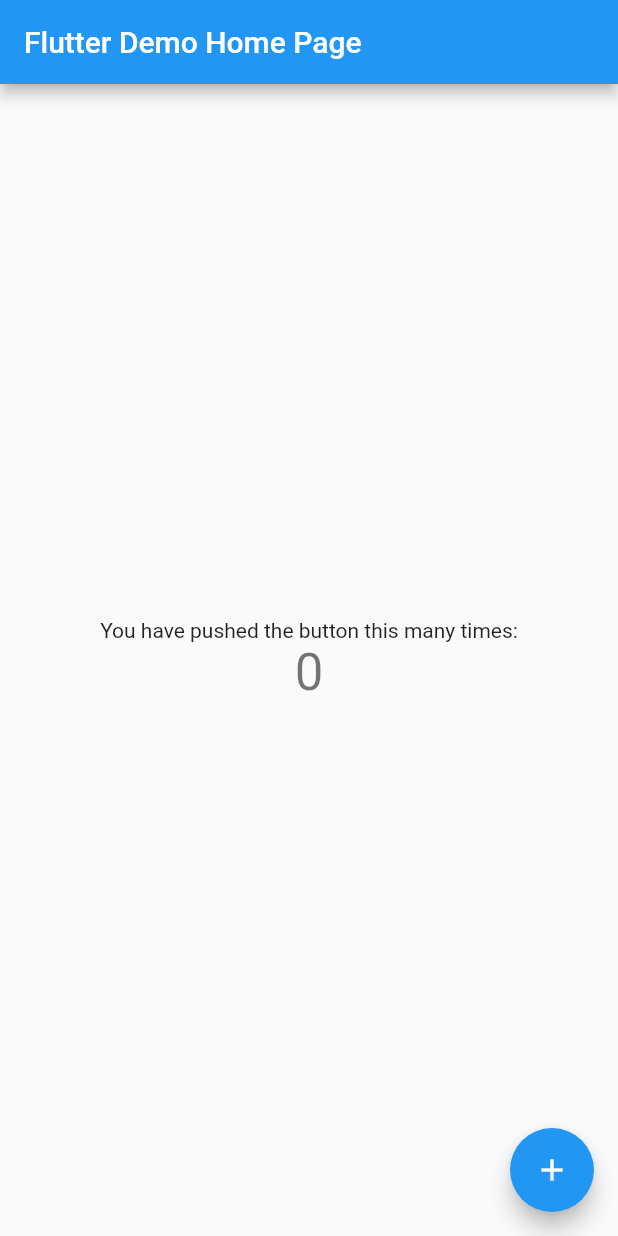
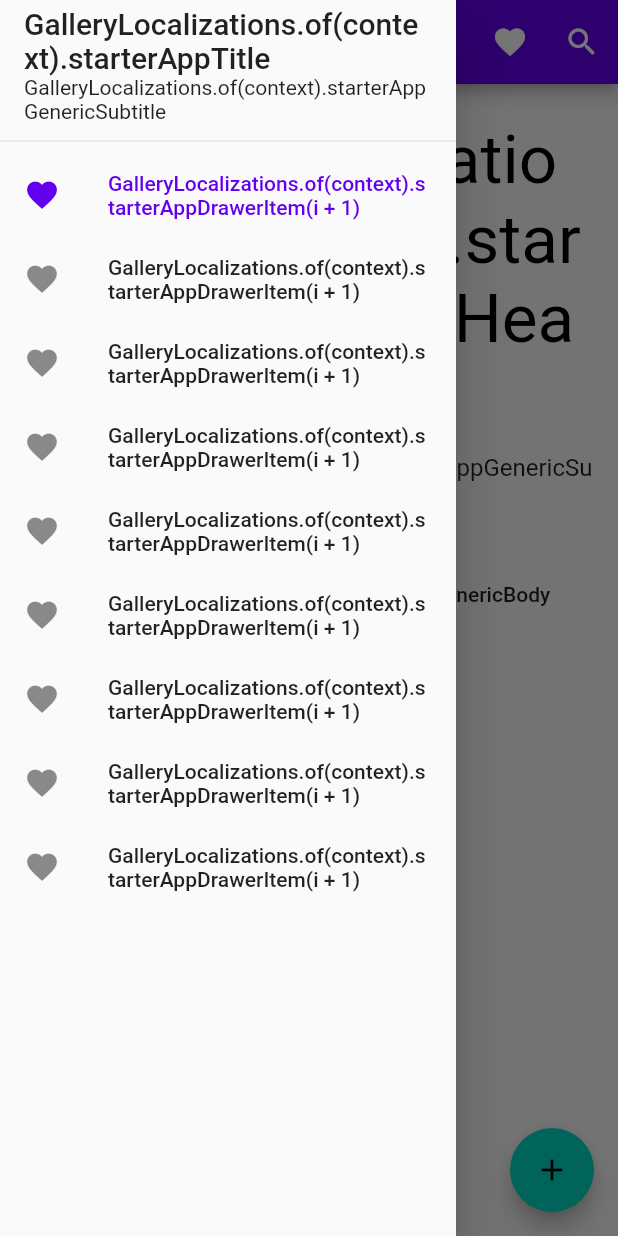
Before and after one commit to sarianpour/materialweb, a Flutter app: the screen it shows after launch, with the side drawer open (before the commit the screen has no drawer), on a phone screen of 412 x 824 dp. Run offline on Flutter 3.47's test engine with Material 2 defaults, Android fonts, the phone set to English and light mode, and no system bars; our stand-ins replace adaptive_breakpoints.

Commit message:
starter web fixed

```diff
--- /dev/null
+++ b/lib/data/gallery_options.dart
@@ -0,0 +1,273 @@
+import 'dart:async';
+
+import 'package:flutter/foundation.dart';
+import 'package:flutter/material.dart';
+import 'package:flutter/scheduler.dart' show timeDilation;
+import 'package:flutter/services.dart' show SystemUiOverlayStyle;
+import 'package:materialweb/constants.dart';
+
+enum CustomTextDirection {
+  localeBased,
+  ltr,
+  rtl,
+}
+
+// See http://en.wikipedia.org/wiki/Right-to-left
+const List<String> rtlLanguages = <String>[
+  'ar', // Arabic
+  'fa', // Farsi
+  'he', // Hebrew
+  'ps', // Pashto
+  'ur', // Urdu
+];
+
+// Fake locale to represent the system Locale option.
+const systemLocaleOption = Locale('system');
+
+Locale _deviceLocale;
+Locale get deviceLocale => _deviceLocale;
+set deviceLocale(Locale locale) {
+  _deviceLocale ??= locale;
+}
+
+class GalleryOptions {
+  const GalleryOptions({
+    this.themeMode,
+    double textScaleFactor,
+    this.customTextDirection,
+    Locale locale,
+    this.timeDilation,
+    this.platform,
+    this.isTestMode,
+  })  : _textScaleFactor = textScaleFactor,
+        _locale = locale;
+
+  final ThemeMode themeMode;
+  final double _textScaleFactor;
+  final CustomTextDirection customTextDirection;
+  final Locale _locale;
+  final double timeDilation;
+  final TargetPlatform platform;
+  final bool isTestMode; // True for integration tests.
+
+  // We use a sentinel value to indicate the system text scale option. By
+  // default, return the actual text scale factor, otherwise return the
+  // sentinel value.
+  double textScaleFactor(BuildContext context, {bool useSentinel = false}) {
+    if (_textScaleFactor == systemTextScaleFactorOption) {
+      return useSentinel
+          ? systemTextScaleFactorOption
+          : MediaQuery.of(context).textScaleFactor;
+    } else {
+      return _textScaleFactor;
+    }
+  }
+
+  Locale get locale => _locale ?? deviceLocale;
+
+  /// Returns a text direction based on the [CustomTextDirection] setting.
+  /// If it is based on locale and the locale cannot be determined, returns
+  /// null.
+  TextDirection resolvedTextDirection() {
+    switch (customTextDirection) {
+      case CustomTextDirection.localeBased:
+        final language = locale?.languageCode?.toLowerCase();
+        if (language == null) return null;
+        return rtlLanguages.contains(language)
+            ? TextDirection.rtl
+            : TextDirection.ltr;
+      case CustomTextDirection.rtl:
+        return TextDirection.rtl;
+      default:
+        return TextDirection.ltr;
+    }
+  }
+
+  /// Returns a [SystemUiOverlayStyle] based on the [ThemeMode] setting.
+  /// In other words, if the theme is dark, returns light; if the theme is
+  /// light, returns dark.
+  SystemUiOverlayStyle resolvedSystemUiOverlayStyle() {
+    Brightness brightness;
+    switch (themeMode) {
+      case ThemeMode.light:
+        brightness = Brightness.light;
+        break;
+      case ThemeMode.dark:
+        brightness = Brightness.dark;
+        break;
+      default:
+        brightness = WidgetsBinding.instance.window.platformBrightness;
+    }
+
+    final overlayStyle = brightness == Brightness.dark
+        ? SystemUiOverlayStyle.light
+        : SystemUiOverlayStyle.dark;
+
+    return overlayStyle;
+  }
+
+  GalleryOptions copyWith({
+    ThemeMode themeMode,
+    double textScaleFactor,
+    CustomTextDirection customTextDirection,
+    Locale locale,
+    double timeDilation,
+    TargetPlatform platform,
+    bool isTestMode,
+  }) {
+    return GalleryOptions(
+      themeMode: themeMode ?? this.themeMode,
+      textScaleFactor: textScaleFactor ?? _textScaleFactor,
+      customTextDirection: customTextDirection ?? this.customTextDirection,
+      locale: locale ?? this.locale,
+      timeDilation: timeDilation ?? this.timeDilation,
+      platform: platform ?? this.platform,
+      isTestMode: isTestMode ?? this.isTestMode,
+    );
+  }
+
+  @override
+  bool operator ==(Object other) =>
+      other is GalleryOptions &&
+      themeMode == other.themeMode &&
+      _textScaleFactor == other._textScaleFactor &&
+      customTextDirection == other.customTextDirection &&
+      locale == other.locale &&
+      timeDilation == other.timeDilation &&
+      platform == other.platform &&
+      isTestMode == other.isTestMode;
+
+  @override
+  int get hashCode => hashValues(
+        themeMode,
+        _textScaleFactor,
+        customTextDirection,
+        locale,
+        timeDilation,
+        platform,
+        isTestMode,
+      );
+
+  static GalleryOptions of(BuildContext context) {
+    final scope =
+        context.dependOnInheritedWidgetOfExactType<_ModelBindingScope>();
+    return scope.modelBindingState.currentModel;
+  }
+
+  static void update(BuildContext context, GalleryOptions newModel) {
+    final scope =
+        context.dependOnInheritedWidgetOfExactType<_ModelBindingScope>();
+    scope.modelBindingState.updateModel(newModel);
+  }
+}
+
+// Applies text GalleryOptions to a widget
+class ApplyTextOptions extends StatelessWidget {
+  const ApplyTextOptions({@required this.child});
+
+  final Widget child;
+
+  @override
+  Widget build(BuildContext context) {
+    final options = GalleryOptions.of(context);
+    final textDirection = options.resolvedTextDirection();
+    final textScaleFactor = options.textScaleFactor(context);
+
+    Widget widget = MediaQuery(
+      data: MediaQuery.of(context).copyWith(
+        textScaleFactor: textScaleFactor,
+      ),
+      child: child,
+    );
+    return textDirection == null
+        ? widget
+        : Directionality(
+            textDirection: textDirection,
+            child: widget,
+          );
+  }
+}
+
+// Everything below is boilerplate except code relating to time dilation.
+// See https://medium.com/flutter/managing-flutter-application-state-with-inheritedwidgets-1140452befe1
+
+class _ModelBindingScope extends InheritedWidget {
+  _ModelBindingScope({
+    Key key,
+    @required this.modelBindingState,
+    Widget child,
+  })  : assert(modelBindingState != null),
+        super(key: key, child: child);
+
+  final _ModelBindingState modelBindingState;
+
+  @override
+  bool updateShouldNotify(_ModelBindingScope oldWidget) => true;
+}
+
+class ModelBinding extends StatefulWidget {
+  ModelBinding({
+    Key key,
+    this.initialModel = const GalleryOptions(),
+    this.child,
+  })  : assert(initialModel != null),
+        super(key: key);
+
+  final GalleryOptions initialModel;
+  final Widget child;
+
+  @override
+  _ModelBindingState createState() => _ModelBindingState();
+}
+
+class _ModelBindingState extends State<ModelBinding> {
+  GalleryOptions currentModel;
+  Timer _timeDilationTimer;
+
+  @override
+  void initState() {
+    super.initState();
+    currentModel = widget.initialModel;
+  }
+
+  @override
+  void dispose() {
+    _timeDilationTimer?.cancel();
+    _timeDilationTimer = null;
+    super.dispose();
+  }
+
+  void handleTimeDilation(GalleryOptions newModel) {
+    if (currentModel.timeDilation != newModel.timeDilation) {
+      _timeDilationTimer?.cancel();
+      _timeDilationTimer = null;
+      if (newModel.timeDilation > 1) {
+        // We delay the time dilation change long enough that the user can see
+        // that UI has started reacting and then we slam on the brakes so that
+        // they see that the time is in fact now dilated.
+        _timeDilationTimer = Timer(const Duration(milliseconds: 150), () {
+          timeDilation = newModel.timeDilation;
+        });
+      } else {
+        timeDilation = newModel.timeDilation;
+      }
+    }
+  }
+
+  void updateModel(GalleryOptions newModel) {
+    if (newModel != currentModel) {
+      handleTimeDilation(newModel);
+      setState(() {
+        currentModel = newModel;
+      });
+    }
+  }
+
+  @override
+  Widget build(BuildContext context) {
+    return _ModelBindingScope(
+      modelBindingState: this,
+      child: widget.child,
+    );
+  }
+}
--- /dev/null
+++ b/lib/home.dart
@@ -0,0 +1,196 @@
+import 'package:flutter/material.dart';
+import 'package:flutter/widgets.dart';
+
+//import 'package:flutter_gen/gen_l10n/gallery_localizations.dart';
+import 'layout/adaptive.dart';
+
+const appBarDesktopHeight = 128.0;
+
+class HomePage extends StatelessWidget {
+  const HomePage();
+
+  @override
+  Widget build(BuildContext context) {
+    final textTheme = Theme.of(context).textTheme;
+    final colorScheme = Theme.of(context).colorScheme;
+    final isDesktop = isDisplayDesktop(context);
+    final body = SafeArea(
+      child: Padding(
+        padding: isDesktop
+            ? const EdgeInsets.symmetric(horizontal: 72, vertical: 48)
+            : const EdgeInsets.symmetric(horizontal: 16, vertical: 24),
+        child: Column(
+          crossAxisAlignment: CrossAxisAlignment.start,
+          children: [
+            Text(
+              'GalleryLocalizations.of(context).starterAppGenericHeadline',
+              style: textTheme.headline3.copyWith(
+                color: colorScheme.onSecondary,
+              ),
+            ),
+            const SizedBox(height: 10),
+            Text(
+              'GalleryLocalizations.of(context).starterAppGenericSubtitle',
+              style: textTheme.subtitle1,
+            ),
+            const SizedBox(height: 48),
+            Text(
+              'GalleryLocalizations.of(context).starterAppGenericBody',
+              style: textTheme.bodyText1,
+            ),
+          ],
+        ),
+      ),
+    );
+
+    if (isDesktop) {
+      return Row(
+        children: [
+          ListDrawer(),
+          const VerticalDivider(width: 1),
+          Expanded(
+            child: Scaffold(
+              appBar: const AdaptiveAppBar(
+                isDesktop: true,
+              ),
+              body: body,
+              floatingActionButton: FloatingActionButton.extended(
+                heroTag: 'Extended Add',
+                onPressed: () {},
+                label: Text(
+                  'GalleryLocalizations.of(context).starterAppGenericButton',
+                  style: TextStyle(color: colorScheme.onSecondary),
+                ),
+                icon: Icon(Icons.add, color: colorScheme.onSecondary),
+                tooltip:
+                    'GalleryLocalizations.of(context).starterAppTooltipAdd',
+              ),
+            ),
+          ),
+        ],
+      );
+    } else {
+      return Scaffold(
+        appBar: const AdaptiveAppBar(),
+        body: body,
+        drawer: ListDrawer(),
+        floatingActionButton: FloatingActionButton(
+          heroTag: 'Add',
+          onPressed: () {},
+          tooltip: 'GalleryLocalizations.of(context).starterAppTooltipAdd',
+          child: Icon(
+            Icons.add,
+            color: Theme.of(context).colorScheme.onSecondary,
+          ),
+        ),
+      );
+    }
+  }
+}
+
+class AdaptiveAppBar extends StatelessWidget implements PreferredSizeWidget {
+  const AdaptiveAppBar({
+    Key key,
+    this.isDesktop = false,
+  }) : super(key: key);
+
+  final bool isDesktop;
+
+  @override
+  Size get preferredSize => isDesktop
+      ? const Size.fromHeight(appBarDesktopHeight)
+      : const Size.fromHeight(kToolbarHeight);
+
+  @override
+  Widget build(BuildContext context) {
+    final themeData = Theme.of(context);
+    return AppBar(
+      automaticallyImplyLeading: !isDesktop,
+      title: isDesktop
+          ? null
+          : Text('GalleryLocalizations.of(context).starterAppGenericTitle'),
+      bottom: isDesktop
+          ? PreferredSize(
+              preferredSize: const Size.fromHeight(26),
+              child: Container(
+                alignment: AlignmentDirectional.centerStart,
+                margin: const EdgeInsetsDirectional.fromSTEB(72, 0, 0, 22),
+                child: Text(
+                  'GalleryLocalizations.of(context).starterAppGenericTitle',
+                  style: themeData.textTheme.headline6.copyWith(
+                    color: themeData.colorScheme.onPrimary,
+                  ),
+                ),
+              ),
+            )
+          : null,
+      actions: [
+        IconButton(
+          icon: const Icon(Icons.share),
+          tooltip: 'GalleryLocalizations.of(context).starterAppTooltipShare',
+          onPressed: () {},
+        ),
+        IconButton(
+          icon: const Icon(Icons.favorite),
+          tooltip: 'GalleryLocalizations.of(context).starterAppTooltipFavorite',
+          onPressed: () {},
+        ),
+        IconButton(
+          icon: const Icon(Icons.search),
+          tooltip: 'GalleryLocalizations.of(context).starterAppTooltipSearch',
+          onPressed: () {},
+        ),
+      ],
+    );
+  }
+}
+
+class ListDrawer extends StatefulWidget {
+  @override
+  _ListDrawerState createState() => _ListDrawerState();
+}
+
+class _ListDrawerState extends State<ListDrawer> {
+  static final numItems = 9;
+
+  int selectedItem = 0;
+
+  @override
+  Widget build(BuildContext context) {
+    final textTheme = Theme.of(context).textTheme;
+    return Drawer(
+      child: SafeArea(
+        child: ListView(
+          children: [
+            ListTile(
+              title: Text(
+                'GalleryLocalizations.of(context).starterAppTitle',
+                style: textTheme.headline6,
+              ),
+              subtitle: Text(
+                'GalleryLocalizations.of(context).starterAppGenericSubtitle',
+                style: textTheme.bodyText2,
+              ),
+            ),
+            const Divider(),
+            ...Iterable<int>.generate(numItems).toList().map((i) {
+              return ListTile(
+                enabled: true,
+                selected: i == selectedItem,
+                leading: const Icon(Icons.favorite),
+                title: Text(
+                  'GalleryLocalizations.of(context).starterAppDrawerItem(i + 1)',
+                ),
+                onTap: () {
+                  setState(() {
+                    selectedItem = i;
+                  });
+                },
+              );
+            }),
+          ],
+        ),
+      ),
+    );
+  }
+}
--- /dev/null
+++ b/lib/layout/adaptive.dart
@@ -0,0 +1,15 @@
+import 'package:flutter/material.dart';
+import 'package:adaptive_breakpoints/adaptive_breakpoints.dart';
+
+/// Returns a boolean value whether the window is considered medium or large size.
+///
+/// Used to build adaptive and responsive layouts.
+bool isDisplayDesktop(BuildContext context) =>
+    getWindowType(context) >= AdaptiveWindowType.medium;
+
+/// Returns boolean value whether the window is considered medium size.
+///
+/// Used to build adaptive and responsive layouts.
+bool isDisplaySmallDesktop(BuildContext context) {
+  return getWindowType(context) == AdaptiveWindowType.medium;
+}
--- a/lib/main.dart
+++ b/lib/main.dart
@@ -1,113 +1,72 @@
 import 'package:flutter/material.dart';
+import 'package:materialweb/home.dart';
+
+//import 'package:gallery/data/gallery_options.dart';
+//import 'package:flutter_gen/gen_l10n/gallery_localizations.dart';
+
+import 'data/gallery_options.dart';
+import 'routes.dart' as routes;
 
 void main() {
-  runApp(MyApp());
+  runApp(StarterApp());
 }
 
-class MyApp extends StatelessWidget {
-  // This widget is the root of your application.
+const _primaryColor = Color(0xFF6200EE);
+
+class StarterApp extends StatelessWidget {
+  const StarterApp();
+
+  static const String defaultRoute = routes.defaultRoute;
+
   @override
   Widget build(BuildContext context) {
     return MaterialApp(
-      title: 'Flutter Demo',
+      restorationScopeId: 'starter_app',
+      title: 'app',
+      debugShowCheckedModeBanner: false,
+      //localizationsDelegates: GalleryLocalizations.localizationsDelegates,
+      //supportedLocales: GalleryLocalizations.supportedLocales,
+      //locale: GalleryOptions.of(context).locale,
+      initialRoute: StarterApp.defaultRoute,
+      routes: {
+        StarterApp.defaultRoute: (context) => const _Home(),
+      },
       theme: ThemeData(
-        // This is the theme of your application.
-        //
-        // Try running your application with "flutter run". You'll see the
-        // application has a blue toolbar. Then, without quitting the app, try
-        // changing the primarySwatch below to Colors.green and then invoke
-        // "hot reload" (press "r" in the console where you ran "flutter run",
-        // or simply save your changes to "hot reload" in a Flutter IDE).
-        // Notice that the counter didn't reset back to zero; the application
-        // is not restarted.
-        primarySwatch: Colors.blue,
+        primaryColor: _primaryColor,
+        highlightColor: Colors.transparent,
+        colorScheme: const ColorScheme(
+          primary: _primaryColor,
+          primaryVariant: Color(0xFF3700B3),
+          secondary: Color(0xFF03DAC6),
+          secondaryVariant: Color(0xFF018786),
+          background: Colors.white,
+          surface: Colors.white,
+          onBackground: Colors.black,
+          error: Color(0xFFB00020),
+          onError: Colors.white,
+          onPrimary: Colors.white,
+          onSecondary: Colors.black,
+          onSurface: Colors.black,
+          brightness: Brightness.light,
+        ),
+        dividerTheme: const DividerThemeData(
+          thickness: 1,
+          color: Color(0xFFE5E5E5),
+        ),
+        //platform: GalleryOptions.of(context).platform,
       ),
-      home: MyHomePage(title: 'Flutter Demo Home Page'),
     );
   }
 }
 
-class MyHomePage extends StatefulWidget {
-  MyHomePage({Key key, this.title}) : super(key: key);
-
-  // This widget is the home page of your application. It is stateful, meaning
-  // that it has a State object (defined below) that contains fields that affect
-  // how it looks.
-
-  // This class is the configuration for the state. It holds the values (in this
-  // case the title) provided by the parent (in this case the App widget) and
-  // used by the build method of the State. Fields in a Widget subclass are
-  // always marked "final".
-
-  final String title;
-
-  @override
-  _MyHomePageState createState() => _MyHomePageState();
-}
-
-class _MyHomePageState extends State<MyHomePage> {
-  int _counter = 0;
-
-  void _incrementCounter() {
-    setState(() {
-      // This call to setState tells the Flutter framework that something has
-      // changed in this State, which causes it to rerun the build method below
-      // so that the display can reflect the updated values. If we changed
-      // _counter without calling setState(), then the build method would not be
-      // called again, and so nothing would appear to happen.
-      _counter++;
-    });
-  }
+class _Home extends StatelessWidget {
+  const _Home();
 
   @override
   Widget build(BuildContext context) {
-    // This method is rerun every time setState is called, for instance as done
-    // by the _incrementCounter method above.
-    //
-    // The Flutter framework has been optimized to make rerunning build methods
-    // fast, so that you can just rebuild anything that needs updating rather
-    // than having to individually change instances of widgets.
-    return Scaffold(
-      appBar: AppBar(
-        // Here we take the value from the MyHomePage object that was created by
-        // the App.build method, and use it to set our appbar title.
-        title: Text(widget.title),
-      ),
-      body: Center(
-        // Center is a layout widget. It takes a single child and positions it
-        // in the middle of the parent.
-        child: Column(
-          // Column is also a layout widget. It takes a list of children and
-          // arranges them vertically. By default, it sizes itself to fit its
-          // children horizontally, and tries to be as tall as its parent.
-          //
-          // Invoke "debug painting" (press "p" in the console, choose the
-          // "Toggle Debug Paint" action from the Flutter Inspector in Android
-          // Studio, or the "Toggle Debug Paint" command in Visual Studio Code)
-          // to see the wireframe for each widget.
-          //
-          // Column has various properties to control how it sizes itself and
-          // how it positions its children. Here we use mainAxisAlignment to
-          // center the children vertically; the main axis here is the vertical
-          // axis because Columns are vertical (the cross axis would be
-          // horizontal).
-          mainAxisAlignment: MainAxisAlignment.center,
-          children: <Widget>[
-            Text(
-              'You have pushed the button this many times:',
-            ),
-            Text(
-              '$_counter',
-              style: Theme.of(context).textTheme.headline4,
-            ),
-          ],
-        ),
-      ),
-      floatingActionButton: FloatingActionButton(
-        onPressed: _incrementCounter,
-        tooltip: 'Increment',
-        child: Icon(Icons.add),
-      ), // This trailing comma makes auto-formatting nicer for build methods.
-    );
+    return HomePage();
+//    return const ApplyTextOptions(
+//      child: HomePage(),
+//    );
   }
 }
--- /dev/null
+++ b/lib/routes.dart
@@ -0,0 +1 @@
+const String defaultRoute = '/starter';
--- a/pubspec.yaml
+++ b/pubspec.yaml
@@ -23,6 +23,10 @@
 dependencies:
   flutter:
     sdk: flutter
+  flutter_localizations:
+    sdk: flutter
+  adaptive_breakpoints: ^0.0.4
+  flutter_localized_locales: ^2.0.0
 
 
   # The following adds the Cupertino Icons font to your application.
@@ -32,6 +36,7 @@
 dev_dependencies:
   flutter_test:
     sdk: flutter
+
 
 # For information on the generic Dart part of this file, see the
 # following page: https://dart.dev/tools/pub/pubspec
```
Also changed, not shown: lib/constants.dart (added, +17 -0 lines), pubspec.lock, 1 other file.
